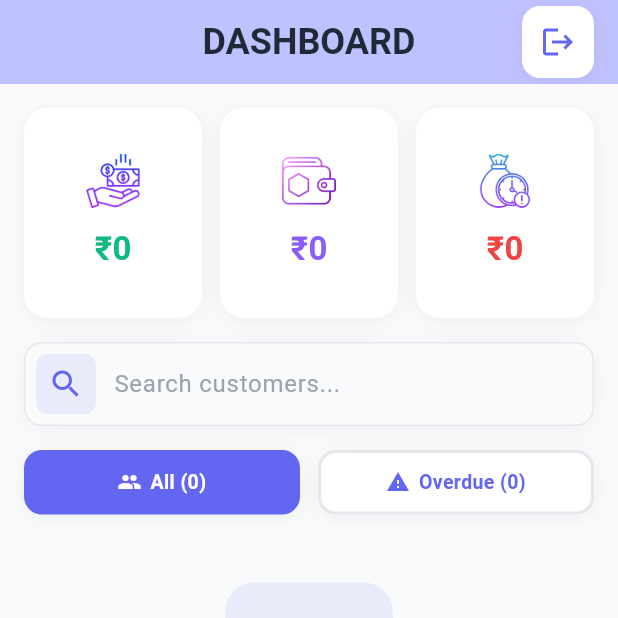
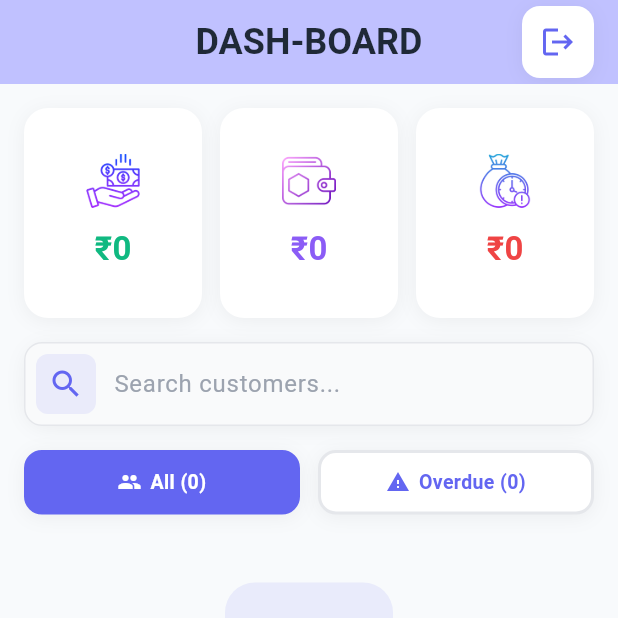
Before and after one commit to cursorsam89/invoices, a Flutter app: the screen it shows once a user with an empty profile is signed in, on a phone screen of 412 x 824 dp, the top half of it. Run offline on Flutter 3.47's test engine with Material 3 defaults, Android fonts, the phone set to English and light mode, and no system bars; our stand-ins replace flutter_dotenv, supabase_flutter; accounts and stored records are empty.

Commit message:
sajjan's commit

```diff
--- a/lib/screens/home_screen.dart
+++ b/lib/screens/home_screen.dart
@@ -309,7 +309,7 @@ class _HomeScreenState extends State<HomeScreen> with TickerProviderStateMixin {
       backgroundColor: const Color(0xFFF8FAFC),
       appBar: AppBar(
         title: const Text(
-          'DASHBOARD',
+          'DASH-BOARD',
           style: TextStyle(fontWeight: FontWeight.w700, fontSize: 24),
         ),
         backgroundColor: Theme.of(context).colorScheme.inversePrimary,
```
